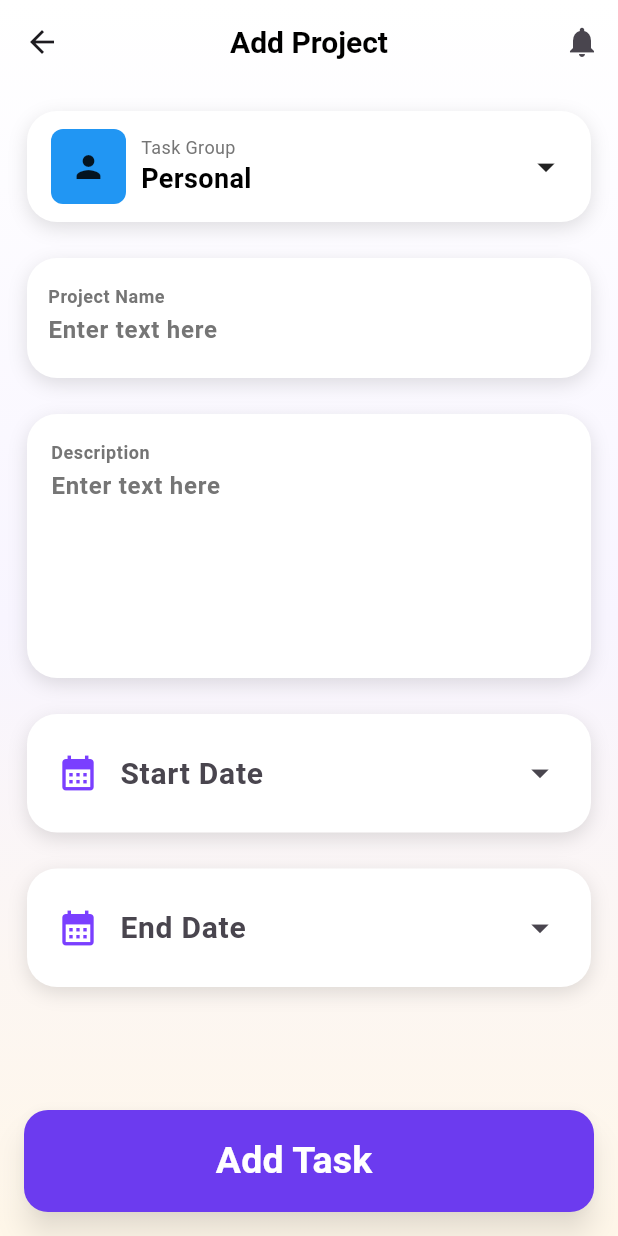
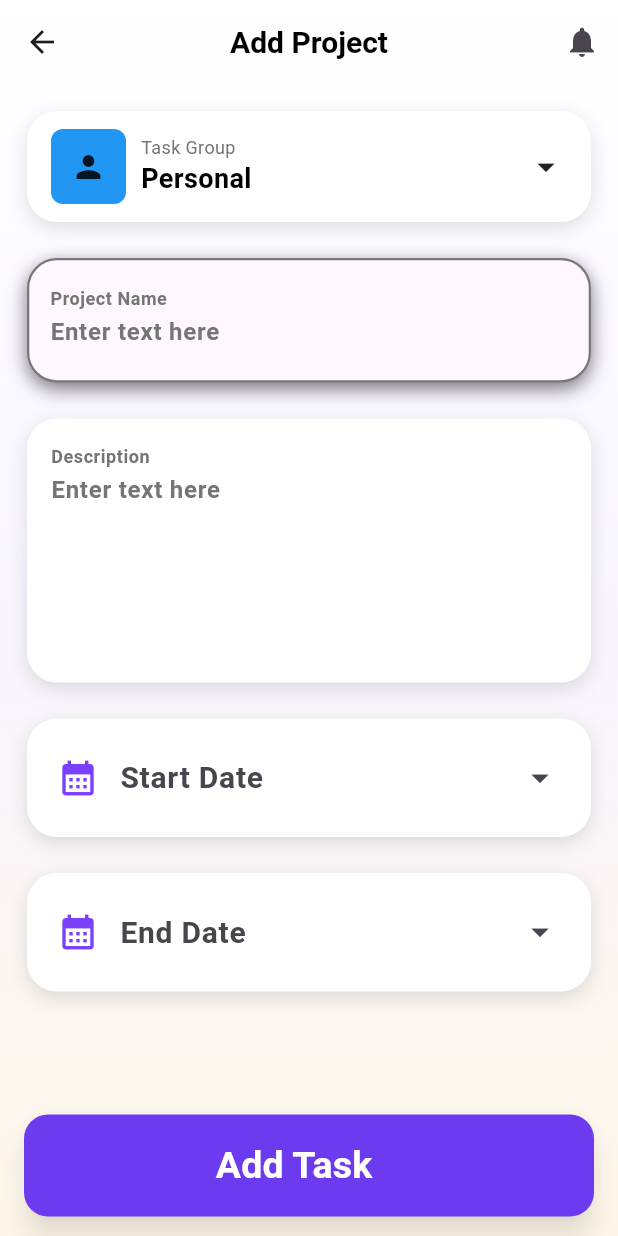
Before and after one commit to LucHo251025/Task-Manager-App, a Flutter app: the screen it shows after launch, on a phone screen of 412 x 824 dp. Run offline on Flutter 3.47's test engine with Material 3 defaults, Android fonts, the phone set to English and light mode, and no system bars; our stand-ins replace flutter_bloc, font_awesome_flutter; Roboto replaces fonts that are missing (Urbanist).

Commit message:
style: add boder

```diff
--- a/lib/features/task/presentation/widgets/custom_textfield.dart
+++ b/lib/features/task/presentation/widgets/custom_textfield.dart
@@ -21,20 +21,26 @@ class _CustomTextFieldState extends State<CustomTextField> {
 
   @override
   Widget build(BuildContext context) {
+    final theme = Theme.of(context);
     return Container(
       margin: const EdgeInsets.all(2),
       padding: const EdgeInsets.symmetric(horizontal: 14, vertical: 12),
       decoration:  BoxDecoration(
-        color: Colors.white,
+        color: theme.colorScheme.surface,
         borderRadius: BorderRadius.circular(20),
-        boxShadow: const [
+        boxShadow: [
           BoxShadow(
-            color: Colors.black12,
+            color:  theme.colorScheme.outline,
             blurRadius: 10,
             offset: Offset(0, 4),
           ),
         ],
+        border: Border.all(
+          color: theme.colorScheme.outline,
+          width: 1.5
+        )
       ),
+
       child: TextField(
         maxLines: 1,
         controller: _textController,
@@ -65,7 +71,7 @@ class _CustomTextFieldState extends State<CustomTextField> {
         ),
 
         style: TextStyle(
-          color: Colors.black,
+          color:theme.colorScheme.onSecondary,
           fontSize: 16,
       ),
 
```
